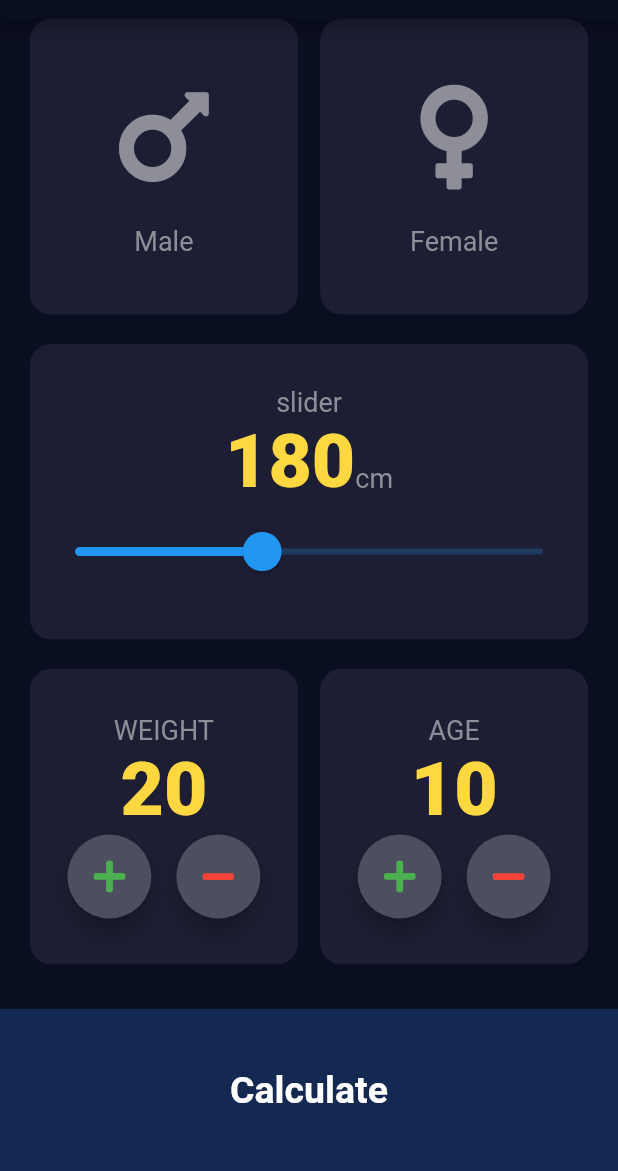
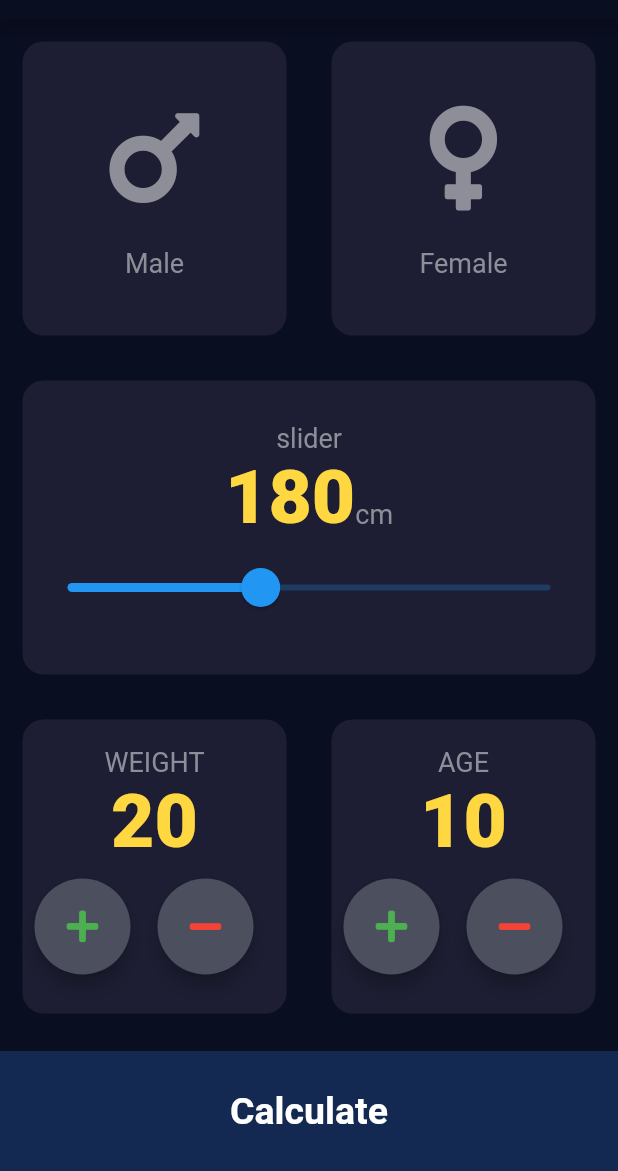
Before and after one commit to avinashsharma080/basic_bmi_flutterapp, a Flutter app: the screen it shows after launch, on a phone screen of 412 x 824 dp, the part 65-1236 px from its top. Run offline on Flutter 3.47's test engine with Material 2 defaults, Android fonts, the phone set to English and light mode, and no system bars; our stand-ins replace font_awesome_flutter.

Commit message:
Revert "UI Changes"

```diff
--- a/lib/bottom_button.dart
+++ b/lib/bottom_button.dart
@@ -18,7 +18,7 @@ class BottomButton extends StatelessWidget {
             style: klargestyle,
           ),
         ),
-        //padding: EdgeInsets.only(bottom: 20.0, top: 20.0),
+        padding: EdgeInsets.only(bottom: 20.0, top: 20.0),
         color: Color(0xFF142952),
         margin: EdgeInsets.only(top: 10.0),
         width: double.infinity,
--- a/lib/card_content.dart
+++ b/lib/card_content.dart
@@ -4,30 +4,26 @@ import 'constant.dart';
 class CardContent extends StatelessWidget {
   final String text;
   final IconData icon;
-  final bool isSelected;
 
-  CardContent({
-    @required this.text,
-    @required this.icon,
-    @required this.isSelected,
-  });
+  CardContent({@required this.text, @required this.icon});
 
   @override
   Widget build(BuildContext context) {
     return Column(
+      mainAxisAlignment: MainAxisAlignment.center,
       children: <Widget>[
-        Spacer(flex: 2),
         Icon(
           icon,
           size: 80.0,
-          color: isSelected ? Colors.amberAccent : Color(0xFF8D8E98),
+          color: Color(0xFF8D8E98),
         ),
-        Spacer(flex: 1),
+        SizedBox(
+          height: 20.0,
+        ),
         Text(
           text,
           style: ktextStyle,
-        ),
-        Spacer(flex: 2),
+        )
       ],
     );
   }
--- a/lib/main.dart
+++ b/lib/main.dart
@@ -42,14 +42,10 @@ class _InputPageState extends State<InputPage> {
   int startHeight = 180;
   int startWeight = 20;
   int startAge = 10;
-
   Gender selectedGender;
 
   @override
   Widget build(BuildContext context) {
-    int boxFlex = 10;
-    int bottomBarFlex = 6;
-
     return Scaffold(
       appBar: AppBar(
         title: Text('BMI CALCULATOR'),
@@ -58,9 +54,6 @@ class _InputPageState extends State<InputPage> {
         crossAxisAlignment: CrossAxisAlignment.stretch,
         children: <Widget>[
           Expanded(
-            flex: boxFlex,
-            child: Padding(
-              padding: EdgeInsets.symmetric(horizontal: 20.0),
             child: Row(
               children: <Widget>[
                 Expanded(
@@ -76,11 +69,9 @@ class _InputPageState extends State<InputPage> {
                     cardChild: CardContent(
                       text: "Male",
                       icon: FontAwesomeIcons.mars,
-                        isSelected: selectedGender == Gender.male,
                     ),
                   ),
                 ),
-                  SizedBox(width: 15.0),
                 Expanded(
                   child: ReusableCard(
                     onpress: () {
@@ -94,19 +85,13 @@ class _InputPageState extends State<InputPage> {
                     cardChild: CardContent(
                       text: "Female",
                       icon: FontAwesomeIcons.venus,
-                        isSelected: selectedGender == Gender.female,
                     ),
                   ),
                 ),
               ],
             ),
           ),
-          ),
-          Spacer(flex: 1),
           Expanded(
-            flex: boxFlex,
-            child: Padding(
-              padding: EdgeInsets.symmetric(horizontal: 20.0),
             child: Row(
               children: <Widget>[
                 Expanded(
@@ -158,12 +143,7 @@ class _InputPageState extends State<InputPage> {
               ],
             ),
           ),
-          ),
-          Spacer(flex: 1),
           Expanded(
-            flex: boxFlex,
-            child: Padding(
-              padding: EdgeInsets.symmetric(horizontal: 20.0),
             child: Row(
               children: <Widget>[
                 Expanded(
@@ -182,8 +162,9 @@ class _InputPageState extends State<InputPage> {
                         ),
                         Row(
                           children: [
-                              Spacer(flex: 3),
-                              RoundIconButton(
+                            Padding(
+                              padding: const EdgeInsets.all(8.0),
+                              child: RoundIconButton(
                                 icon: FontAwesomeIcons.plus,
                                 color: Colors.green,
                                 presssed: () {
@@ -192,8 +173,13 @@ class _InputPageState extends State<InputPage> {
                                   });
                                 },
                               ),
-                              Spacer(flex: 2),
-                              RoundIconButton(
+                            ),
+                            SizedBox(
+                              width: 10.0,
+                            ),
+                            Padding(
+                              padding: const EdgeInsets.only(right: 12.0),
+                              child: RoundIconButton(
                                 icon: FontAwesomeIcons.minus,
                                 color: Colors.red,
                                 presssed: () {
@@ -204,14 +190,13 @@ class _InputPageState extends State<InputPage> {
                                   });
                                 },
                               ),
-                              Spacer(flex: 3),
+                            ),
                           ],
                         )
                       ],
                     ),
                   ),
                 ),
-                  SizedBox(width: 15.0),
                 Expanded(
                     child: ReusableCard(
                   color: kactiveCardColor,
@@ -228,8 +213,9 @@ class _InputPageState extends State<InputPage> {
                       ),
                       Row(
                         children: [
-                            Spacer(flex: 3),
-                            RoundIconButton(
+                          Padding(
+                            padding: const EdgeInsets.all(8.0),
+                            child: RoundIconButton(
                               icon: FontAwesomeIcons.plus,
                               color: Colors.green,
                               presssed: () {
@@ -238,7 +224,10 @@ class _InputPageState extends State<InputPage> {
                                 });
                               },
                             ),
-                            Spacer(flex: 2),
+                          ),
+                          SizedBox(
+                            width: 10.0,
+                          ),
                           RoundIconButton(
                             icon: FontAwesomeIcons.minus,
                             color: Colors.red,
@@ -250,7 +239,6 @@ class _InputPageState extends State<InputPage> {
                               });
                             },
                           ),
-                            Spacer(flex: 3),
                         ],
                       )
                     ],
@@ -259,11 +247,7 @@ class _InputPageState extends State<InputPage> {
               ],
             ),
           ),
-          ),
-          Spacer(flex: 1),
-          Expanded(
-            flex: bottomBarFlex,
-            child: BottomButton(
+          BottomButton(
             buttontext: "Calculate",
             tap: () {
               BmiCalculator calc =
@@ -278,7 +262,6 @@ class _InputPageState extends State<InputPage> {
                           )));
             },
           ),
-          ),
         ],
       ),
     );
--- a/lib/reusable_card.dart
+++ b/lib/reusable_card.dart
@@ -13,7 +13,7 @@ class ReusableCard extends StatelessWidget {
       onTap: onpress,
       child: Container(
         child: cardChild,
-        //margin: EdgeInsets.all(15.0),
+        margin: EdgeInsets.all(15.0),
         decoration: BoxDecoration(
           borderRadius: BorderRadius.circular(
             14.0,
--- a/lib/rounded_button.dart
+++ b/lib/rounded_button.dart
@@ -18,7 +18,7 @@ class RoundIconButton extends StatelessWidget {
       elevation: 5.0,
       shape: CircleBorder(),
       fillColor: Color(0xFF4C4F5E),
-      //padding: EdgeInsets.all(20.0),
+      padding: EdgeInsets.all(20.0),
       constraints: BoxConstraints(minHeight: 56.0, minWidth: 56.0),
     );
   }
```
Lines whose indentation alone changed are shown as unchanged.
